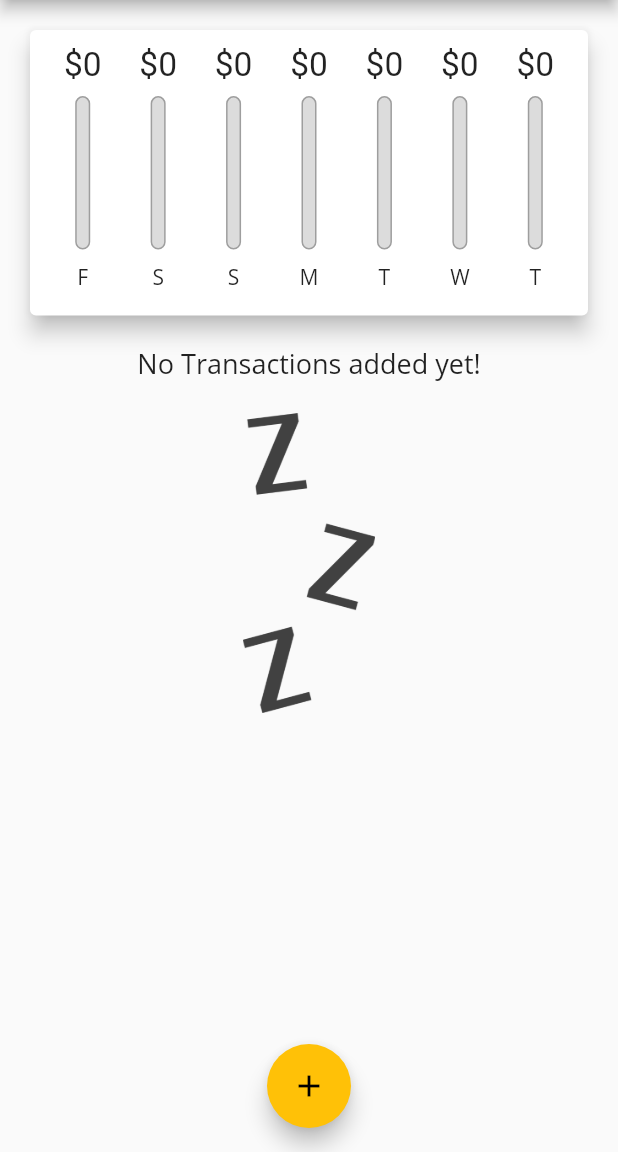
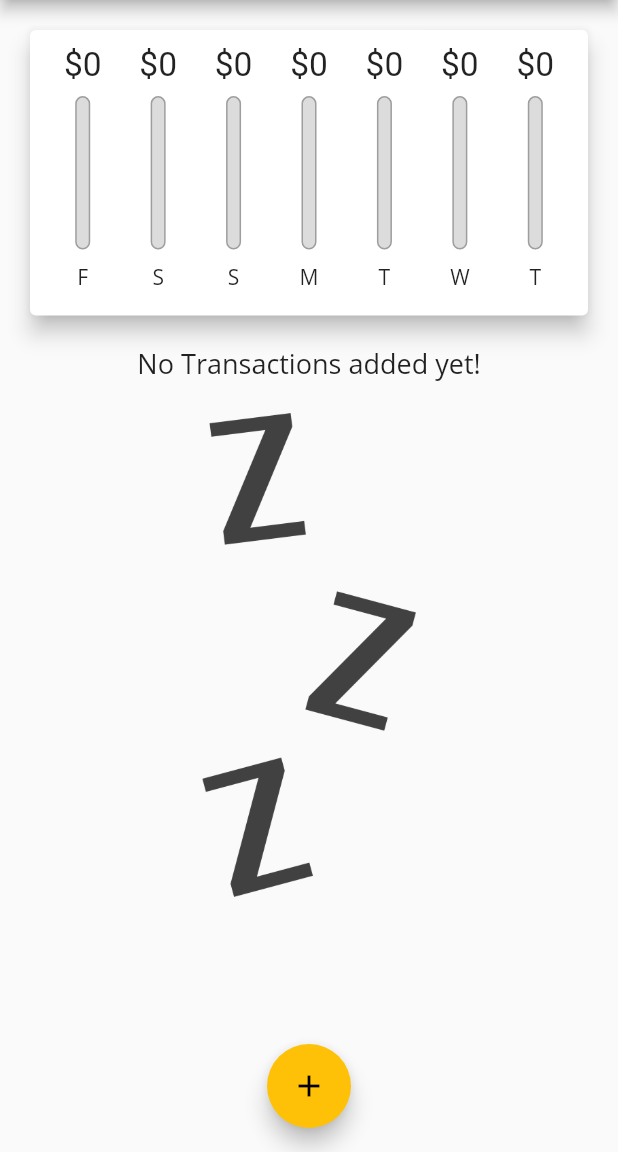
Before and after one commit to sanchoco/personal_expenses_app, a Flutter app: the screen it shows after launch, on a phone screen of 412 x 824 dp, the part 84-1236 px from its top. Run offline on Flutter 3.47's test engine with Material 2 defaults, Android fonts, the phone set to English and light mode, and no system bars.

Commit message:
add support ios

```diff
--- a/lib/main.dart
+++ b/lib/main.dart
@@ -1,10 +1,21 @@
+import 'dart:io';
+
+import 'package:flutter/cupertino.dart';
 import 'package:flutter/material.dart';
+import 'package:flutter/services.dart';
 import 'package:flutter_complete_guide/models/transaction.dart';
 import 'package:flutter_complete_guide/widgets/chart.dart';
 import 'package:flutter_complete_guide/widgets/new_transaction.dart';
 import 'package:flutter_complete_guide/widgets/transaction_list.dart';
 
-void main() => runApp(MyApp());
+void main() {
+  // WidgetsFlutterBinding.ensureInitialized();
+  // SystemChrome.setPreferredOrientations([
+  //   DeviceOrientation.portraitDown,
+  //   DeviceOrientation.portraitUp,
+  // ]);
+  runApp(MyApp());
+}
 
 class MyApp extends StatelessWidget {
   @override
@@ -14,7 +25,7 @@ class MyApp extends StatelessWidget {
       theme: ThemeData(
         fontFamily: 'Quicksand',
         primarySwatch: Colors.indigo,
-        errorColor: Colors.red,
+        // errorColor: Colors.red,
         textTheme: ThemeData.light().textTheme.copyWith(
             headline6: TextStyle(
               fontFamily: 'OpenSans',
@@ -48,6 +59,8 @@ class _MyHomePageState extends State<MyHomePage> {
     // Transaction(id: 't1', title: 'New Shoes', amount: 69.99, date: DateTime.now()),
     // Transaction(id: 't2', title: 'Weekly Groceries', amount: 16.53, date: DateTime.now()),
   ];
+
+  bool _showChart = false;
 
   List<Transaction> get _recentTransactions {
     return _userTransactions.where((tx) {
@@ -90,43 +103,95 @@ class _MyHomePageState extends State<MyHomePage> {
 
   @override
   Widget build(BuildContext context) {
-    final appBar = AppBar(
-      title: Text(
-        'Personal Expenses',
-      ),
-      actions: [
+    final mediaQuery = MediaQuery.of(context);
+    final isLandscape = mediaQuery.orientation == Orientation.landscape;
+    final PreferredSizeWidget appBar = (Platform.isIOS
+        ? CupertinoNavigationBar(
+            middle: Text('Personal Expenses'),
+            trailing: Row(
+              mainAxisSize: MainAxisSize.min,
+              children: <Widget>[
+                GestureDetector(child: Icon(CupertinoIcons.add), onTap: () => _startAddNewTransaction(context))
+              ],
+            ))
+        : AppBar(
+            title: Text('Personal Expenses'),
+            actions: <Widget>[
               IconButton(
                 icon: Icon(Icons.add),
-          onPressed: () {},
+                onPressed: () => _startAddNewTransaction(context),
+              ),
+            ],
+          )) as PreferredSizeWidget;
+    final txListWidget = Container(
+      height: (mediaQuery.size.height - appBar.preferredSize.height - mediaQuery.padding.top) * 0.7,
+      child: TransactionList(_userTransactions, _deleteTransaction),
+    );
+    final pageBody = SafeArea(
+        child: SingleChildScrollView(
+      child: Column(
+        // mainAxisAlignment: MainAxisAlignment.start,
+        crossAxisAlignment: CrossAxisAlignment.stretch,
+        children: <Widget>[
+          if (isLandscape)
+            Row(
+              mainAxisAlignment: MainAxisAlignment.center,
+              children: <Widget>[
+                Text(
+                  'Show Chart',
+                  style: Theme.of(context).textTheme.headline6,
+                ),
+                Platform.isIOS
+                    ? CupertinoSwitch(
+                        value: _showChart,
+                        onChanged: (val) {
+                          setState(() {
+                            _showChart = val;
+                          });
+                        },
                       )
-      ],
-    );
-    return Scaffold(
-      appBar: appBar,
-      body: SingleChildScrollView(
-        child: Column(
-          crossAxisAlignment: CrossAxisAlignment.stretch,
-          children: [
-            Container(
-                height: (MediaQuery.of(context).size.height -
-                        appBar.preferredSize.height -
-                        MediaQuery.of(context).padding.top) *
-                    0.3,
-                child: Chart(_recentTransactions)),
-            Container(
-                height: (MediaQuery.of(context).size.height -
-                        appBar.preferredSize.height -
-                        MediaQuery.of(context).padding.top) *
-                    0.7,
-                child: TransactionList(_userTransactions, _deleteTransaction)),
+                    : Switch(
+                        value: _showChart,
+                        onChanged: (val) {
+                          setState(() {
+                            _showChart = val;
+                          });
+                        },
+                      ),
               ],
             ),
+          if (!isLandscape)
+            Container(
+              height: (mediaQuery.size.height - appBar.preferredSize.height - mediaQuery.padding.top) * 0.3,
+              child: Chart(_recentTransactions),
             ),
-      floatingActionButton: FloatingActionButton(
+          if (!isLandscape) txListWidget,
+          if (isLandscape)
+            _showChart
+                ? Container(
+                    height: (mediaQuery.size.height - appBar.preferredSize.height - mediaQuery.padding.top) * 0.7,
+                    child: Chart(_recentTransactions),
+                  )
+                : txListWidget
+        ],
+      ),
+    ));
+
+    return Platform.isIOS
+        ? CupertinoPageScaffold(
+            navigationBar: appBar as ObstructingPreferredSizeWidget,
+            child: pageBody,
+          )
+        : Scaffold(
+            appBar: appBar,
+            body: pageBody,
+            floatingActionButtonLocation: FloatingActionButtonLocation.centerFloat,
+            floatingActionButton: Platform.isIOS
+                ? Container()
+                : FloatingActionButton(
                     child: Icon(Icons.add),
                     onPressed: () => _startAddNewTransaction(context),
                   ),
-      floatingActionButtonLocation: FloatingActionButtonLocation.centerFloat,
           );
   }
 }
--- a/lib/widgets/transaction_list.dart
+++ b/lib/widgets/transaction_list.dart
@@ -12,7 +12,8 @@ class TransactionList extends StatelessWidget {
     var themeColor = Theme.of(context).primaryColor;
     return Container(
       child: transactions.isEmpty
-          ? Column(
+          ? LayoutBuilder(builder: (context, constraints) {
+              return Column(
                 children: [
                   Text(
                     'No Transactions added yet!',
@@ -22,13 +23,14 @@ class TransactionList extends StatelessWidget {
                     height: 20,
                   ),
                   Container(
-                    height: 200,
+                      height: constraints.maxHeight * 0.6,
                       child: Image.asset(
                         'assets/images/waiting.png',
                         fit: BoxFit.cover,
                       ))
                 ],
-            )
+              );
+            })
           : ListView.builder(
               itemBuilder: (ctx, index) {
                 return Card(
@@ -56,7 +58,15 @@ class TransactionList extends StatelessWidget {
                     subtitle: Text(
                       DateFormat.yMMMEd().format(transactions[index].date),
                     ),
-                    trailing: IconButton(
+                    trailing: MediaQuery.of(context).size.width > 400
+                        ? ElevatedButton(
+                            child: Text('delete'),
+                            style: TextButton.styleFrom(backgroundColor: Theme.of(context).errorColor),
+                            // icon: Icon(Icons.delete),
+                            // color: Theme.of(context).errorColor,
+                            onPressed: () => deleteTx(transactions[index].id),
+                          )
+                        : IconButton(
                             icon: Icon(Icons.delete),
                             color: Theme.of(context).errorColor,
                             onPressed: () => deleteTx(transactions[index].id),
```
Also changed, not shown: lib/widgets/new_transaction.dart (+23 -9 lines). Lines whose indentation alone changed are shown as unchanged.
